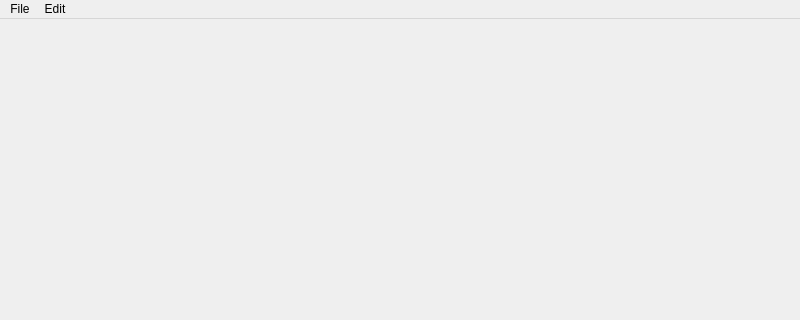
Before: the Qt Designer form app/src/main_window.ui in jan-moravec/structured_log_viewer, drawn with Qt 5; both pictures show x 0 to 800 and y 0 to 320 of the 800 by 600 pixel window.
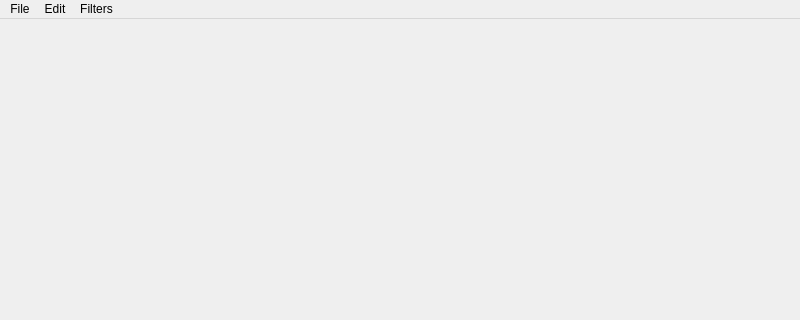
After: the same form once the commit is applied.

Commit message: Add one basic filter, WIP

The edit to the form file:
```diff
--- a/app/src/main_window.ui
+++ b/app/src/main_window.ui
@@ -42,8 +42,18 @@
     <addaction name="actionCopy"/>
     <addaction name="actionFind"/>
    </widget>
+   <widget class="QMenu" name="menuFilters">
+    <property name="title">
+     <string>Filters</string>
+    </property>
+    <addaction name="actionAdd"/>
+    <addaction name="actionShow"/>
+    <addaction name="actionDisable"/>
+    <addaction name="actionClear"/>
+   </widget>
    <addaction name="menuFile"/>
    <addaction name="menuEdit"/>
+   <addaction name="menuFilters"/>
   </widget>
   <widget class="QStatusBar" name="statusBar"/>
   <action name="actionOpen">
```
Left out of the diff: 20 changed lines with no effect on the pictures. The commit also changes 12 other files.
